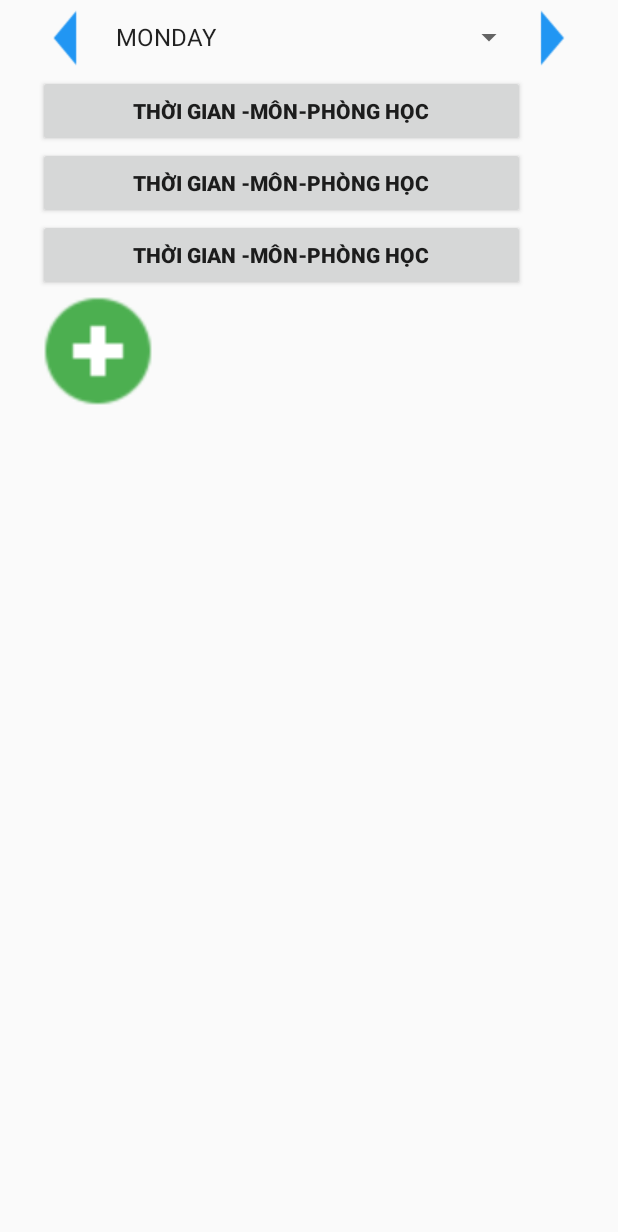
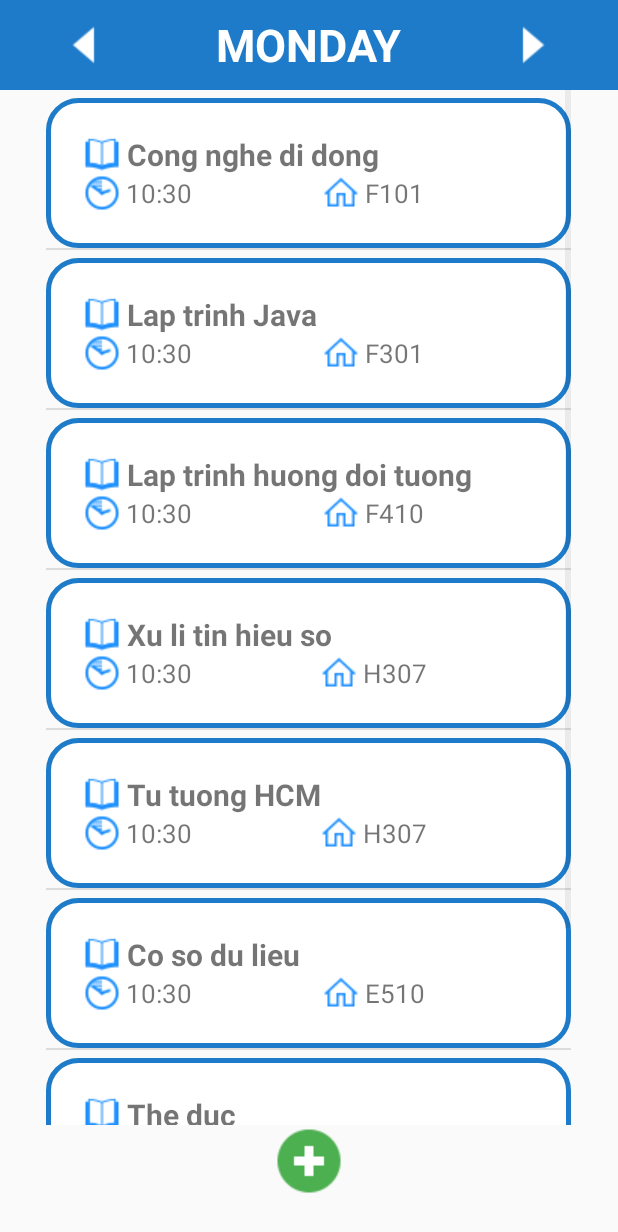
Before and after one commit to rocklee9/QuanLyThoiGianv2, an Android app: the thoi_khoa_bieu screen opened directly, with no data from a screen before it, on a phone screen of 412 x 824 dp. Shown: the top 1232 px of the screen. Run offline under Robolectric (Android 15) with nearby library versions, the phone set to English and light mode, and no system bars.

Commit message:
hoan sửa

```diff
--- /dev/null
+++ b/app/src/main/java/com/gameloft/pc/quanlythoigian/classPackage/CustomAdapter.java
@@ -0,0 +1,50 @@
+package com.gameloft.pc.quanlythoigian.classPackage;
+
+import android.content.Context;
+import android.support.annotation.LayoutRes;
+import android.support.annotation.NonNull;
+import android.support.annotation.Nullable;
+import android.text.Layout;
+import android.view.LayoutInflater;
+import android.view.View;
+import android.view.ViewGroup;
+import android.widget.ArrayAdapter;
+import android.widget.TextView;
+
+
+import com.gameloft.pc.quanlythoigian.R;
+
+import java.util.ArrayList;
+import java.util.List;
+
+/**
+ * Created by HOAN on 9/20/2017.
+ */
+
+public class CustomAdapter extends ArrayAdapter<monHoc> {
+    private Context context;
+    private int resource;
+    private ArrayList<monHoc> arrMonHoc;
+    public CustomAdapter(@NonNull Context context, @LayoutRes int resource, @NonNull ArrayList<monHoc> objects) {
+        super(context, resource, objects);
+        this.context = context;
+        this.resource = resource;
+        this.arrMonHoc = objects;
+    }
+
+    @NonNull
+    @Override
+    public View getView(int position, @Nullable View convertView, @NonNull ViewGroup parent) {
+        convertView = LayoutInflater.from(context).inflate(R.layout.dong_listview,parent,false);
+        TextView tvMonHoc = (TextView) convertView.findViewById(R.id.tvMonHoc);
+        TextView tvTime = (TextView) convertView.findViewById(R.id.tvTime);
+        TextView tvPhong = (TextView) convertView.findViewById(R.id.tvPhong);
+
+        monHoc monHoc = arrMonHoc.get(position);
+        tvMonHoc.setText(" "+monHoc.getTenMonHoc());
+        tvTime.setText(" "+monHoc.getThoiGian());
+        tvPhong.setText(" "+monHoc.getPhong());
+
+        return convertView;
+    }
+}
--- /dev/null
+++ b/app/src/main/java/com/gameloft/pc/quanlythoigian/classPackage/monHoc.java
@@ -0,0 +1,50 @@
+package com.gameloft.pc.quanlythoigian.classPackage;
+
+import java.text.SimpleDateFormat;
+import java.util.Date;
+import java.util.Locale;
+import java.util.Date;
+import java.util.Locale;
+
+/**
+ * Created by HOAN on 9/20/2017.
+ */
+
+public class monHoc {
+    private String tenMonHoc;
+    private String thoiGian;
+    private String phong;
+    Date date = new Date();
+    SimpleDateFormat dft = new SimpleDateFormat("HH:mm", Locale.getDefault());
+
+    public monHoc(String tenMonHoc, String thoiGian, String phong) {
+        this.tenMonHoc = tenMonHoc;
+        this.thoiGian = thoiGian;
+        this.phong = phong;
+    }
+
+    public String getTenMonHoc() {
+        return tenMonHoc;
+    }
+
+    public void setTenMonHoc(String tenMonHoc) {
+        this.tenMonHoc = tenMonHoc;
+    }
+
+    public String getThoiGian() {
+        thoiGian = dft.format(date);
+        return thoiGian;
+    }
+
+    public void setThoiGian(String thoiGian) {
+        this.thoiGian = thoiGian;
+    }
+
+    public String getPhong() {
+        return phong;
+    }
+
+    public void setPhong(String phong) {
+        this.phong = phong;
+    }
+}
--- a/app/src/main/java/com/gameloft/pc/quanlythoigian/thoi_khoa_bieu.java
+++ b/app/src/main/java/com/gameloft/pc/quanlythoigian/thoi_khoa_bieu.java
@@ -1,86 +1,99 @@
 package com.gameloft.pc.quanlythoigian;
 
 import android.content.Intent;
+import android.support.v7.app.AppCompatActivity;
 import android.os.Bundle;
-import android.support.v7.app.AppCompatActivity;
 import android.view.View;
 import android.widget.AdapterView;
-import android.widget.ArrayAdapter;
 import android.widget.Button;
-import android.widget.Spinner;
+import android.widget.ImageButton;
+import android.widget.ListView;
+
+
+import com.gameloft.pc.quanlythoigian.classPackage.CustomAdapter;
+import com.gameloft.pc.quanlythoigian.classPackage.monHoc;
+
+
+import java.util.ArrayList;
 
 public class thoi_khoa_bieu extends AppCompatActivity {
 
-    private Button btnapp,btn1,btn2,btn3;
-
-    //khai báo 3 cái này để làm spinner daylist
-    private Spinner spinnerDayList;
-    private ArrayAdapter<String> spinnerDayListAdapter;
-    private String []dayList;
+    Button btnLeft;
+    Button btnRight;
+    ImageButton btnAdd;
+    ListView lvMonHoc;
 
     @Override
-    protected void onCreate(Bundle savedInstanceState) {
+    protected void onCreate (Bundle savedInstanceState){
         super.onCreate(savedInstanceState);
         setContentView(R.layout.activity_thoi_khoa_bieu);
-        //btndaylist=(Button)findViewById(R.id.daylist);
-        btnapp=(Button)findViewById(R.id.btnapp);
 
-        btn1=(Button)findViewById(R.id.btn1);
-        btn2=(Button)findViewById(R.id.btn2);
-        btn3=(Button)findViewById(R.id.btn3);
+        lvMonHoc = (ListView) findViewById(R.id.lvMonHoc);
+        btnAdd = (ImageButton) findViewById(R.id.btnAdd);
 
-        /*btndaylist.setOnClickListener(new View.OnClickListener() {
+        ArrayList<monHoc> arrayList = new ArrayList<>();
+        monHoc monHoc1 = new monHoc("Cong nghe di dong", "9:09", "F101");
+        monHoc monHoc2 = new monHoc("Lap trinh Java", "9:14", "F301");
+        monHoc monHoc3 = new monHoc("Lap trinh huong doi tuong", "9:12", "F410");
+        monHoc monHoc4 = new monHoc("Xu li tin hieu so", "10:5", "H307");
+        monHoc monHoc5 = new monHoc("Tu tuong HCM", "10:5", "H307");
+        monHoc monHoc6 = new monHoc("Co so du lieu", "10:5", "E510");
+        monHoc monHoc7 = new monHoc("The duc", "10:5", "H307");
+        monHoc monHoc8 = new monHoc("Tu hoc", "10:5", "G892");
+
+        arrayList.add(monHoc1);
+        arrayList.add(monHoc2);
+        arrayList.add(monHoc3);
+        arrayList.add(monHoc4);
+        arrayList.add(monHoc5);
+        arrayList.add(monHoc6);
+        arrayList.add(monHoc7);
+        arrayList.add(monHoc8);
+        CustomAdapter customAdapter = new CustomAdapter(this, R.layout.dong_listview, arrayList);
+        lvMonHoc.setAdapter(customAdapter);
+
+        btnAdd.setOnClickListener(new View.OnClickListener() {
             @Override
-            public void onClick(View view) {
-                Intent daylist=new Intent(thoi_khoa_bieu.this,daylist.class);
-                startActivity(daylist);
-            }
-        });*/
+            public void onClick(View v) {
+                Intent intent = new Intent(thoi_khoa_bieu.this,editscr.class);
+                startActivityForResult(intent,2); //cho` ket qua tra ve tu editscr nhe !!!
+            }// bên editscr muốn biết là do bấm nút Add nên nhảy qua thì phải kiểm tra requestCode là 2 nhé
+        });
 
-        //spinner daylist
-        dayList=getResources().getStringArray(R.array.daylist);
-        spinnerDayList=(Spinner)findViewById(R.id.spinnerDayList);
-        spinnerDayListAdapter=new ArrayAdapter<String>(this, android.R.layout.simple_list_item_1, dayList);
-        spinnerDayList.setAdapter(spinnerDayListAdapter);
-        spinnerDayList.setOnItemSelectedListener(new AdapterView.OnItemSelectedListener() {
+        lvMonHoc.setOnItemClickListener(new AdapterView.OnItemClickListener() {
             @Override
-            public void onItemSelected(AdapterView<?> adapterView, View view, int i, long l) {
-                System.out.println("selected: "+dayList);
-            }
-
-            @Override
-            public void onNothingSelected(AdapterView<?> adapterView) {
-
+            public void onItemClick(AdapterView<?> parent, View view, int position, long id) {
+                Intent intent = new Intent(thoi_khoa_bieu.this,detailscr.class);
+                Bundle bundle = new Bundle();
+                bundle.putInt("pos",position); //gui sang vi tri cua mon dc chon --> de hien thi detail
+                intent.putExtra("MyPackage",bundle);//chứ ko có vị trí thì biết hiển thị detail của môn nào ?
+                startActivity(intent); // ko cần trả về dữ liệu, chỉ vào xem detail thôi.
             }
         });
 
-        btnapp.setOnClickListener(new View.OnClickListener() {
+        lvMonHoc.setOnItemLongClickListener(new AdapterView.OnItemLongClickListener() {
             @Override
-            public void onClick(View view) {
-                Intent editscr=new Intent(thoi_khoa_bieu.this,editscr.class);
-                startActivity(editscr);
-            }
-        });
-        btn1.setOnClickListener(new View.OnClickListener() {
-            @Override
-            public void onClick(View view) {
-                Intent detailscr=new Intent(thoi_khoa_bieu.this,detailscr.class);
-                startActivity(detailscr);
-            }
-        });
-        btn2.setOnClickListener(new View.OnClickListener() {
-            @Override
-            public void onClick(View view) {
-                Intent detailscr=new Intent(thoi_khoa_bieu.this,detailscr.class);
-                startActivity(detailscr);
-            }
-        });
-        btn3.setOnClickListener(new View.OnClickListener() {
-            @Override
-            public void onClick(View view) {
-                Intent detailscr=new Intent(thoi_khoa_bieu.this,detailscr.class);
-                startActivity(detailscr);
+            public boolean onItemLongClick(AdapterView<?> parent, View view, int position, long id) {
+                Intent intent = new Intent(thoi_khoa_bieu.this,editscr.class);
+                startActivityForResult(intent,3);
+                //tương tự, chỗ này chuyển qua editscr vs mã requestCode = 3 (để phân biệt vs nút bấm Add)
+                return false;
             }
         });
     }
+
+    @Override
+    protected void onActivityResult(int requestCode, int resultCode, Intent data) {
+        super.onActivityResult(requestCode, resultCode, data);
+        if(resultCode == 2){//kq trả về từ việc thêm thông tin
+            //lay thong tin tu editscr nhe (lay Monhoc, thoigian, phong de hien thi len listview)
+        }
+        if(resultCode == 3){//kq trả về từ việc sửa thông tin
+            //lấy thông tin từ editscr để hiển thị lên listview
+        }
+    }
 }
+
+//Tuy nhiên mình vẫn ko hiểu làm thế nào để editscr phân biệt được lúc mở nó lên là do nút Add
+//hay do bấm vào item trên ListView
+//AE suy nghĩ thử
--- a/app/src/main/res/drawable/title_color.xml
+++ /dev/null
@@ -1,4 +0,0 @@
-<?xml version="1.0" encoding="utf-8"?>
-<shape xmlns:android="http://schemas.android.com/apk/res/android">
-
-</shape>
--- /dev/null
+++ b/app/src/main/res/drawable/vientron.xml
@@ -0,0 +1,30 @@
+<?xml version="1.0" encoding="utf-8"?>
+<shape
+    xmlns:android="http://schemas.android.com/apk/res/android"
+    android:shape="rectangle">
+
+    <!-- Set màu nền-->
+    <solid
+        android:color="#FFFF" >
+    </solid>
+
+    <!-- đặt thuộc tính màu và độ rộng của đường viền -->
+    <stroke
+        android:width="3dp"
+        android:color="#1e7bc9" >
+    </stroke>
+
+    <!-- các thuộc tính căn chỉnh-->
+    <padding
+        android:left="10dp"
+        android:top="10dp"
+        android:right="10dp"
+        android:bottom="10dp" >
+    </padding>
+
+    <!-- và đây là bán kính đường tròn ở 4 góc -->
+    <corners
+        android:radius="20dp" >
+    </corners>
+
+</shape>
--- a/app/src/main/res/layout/activity_thoi_khoa_bieu.xml
+++ b/app/src/main/res/layout/activity_thoi_khoa_bieu.xml
@@ -1,122 +1,58 @@
 <?xml version="1.0" encoding="utf-8"?>
 <LinearLayout xmlns:android="http://schemas.android.com/apk/res/android"
-    android:orientation="vertical" android:layout_width="match_parent"
+    android:orientation="vertical"
+    android:layout_width="match_parent"
     android:layout_height="match_parent"
-    android:layout_marginRight="@dimen/edt_margin_right"
-    android:layout_marginLeft="@dimen/edt_margin_left"
     android:weightSum="1">
-
 
     <LinearLayout
         android:layout_width="match_parent"
-        android:layout_height="wrap_content"
-        android:weightSum="10">
+        android:layout_height="60dp"
+        android:orientation="horizontal"
+        android:gravity="center"
+        android:background="#1e7bc9">
 
-        <Button
-        android:id="@+id/imageButton"
-        android:layout_width="0dp"
-        android:layout_height="wrap_content"
-        android:layout_weight="1"
-        android:background="@drawable/left" />
+        <ImageButton
+            android:id="@+id/imgLeft"
+            android:layout_width="wrap_content"
+            android:layout_height="wrap_content"
+            android:layout_gravity="center"
+            android:background="@drawable/left" />
 
-        <!--<Button
-            android:id="@+id/daylist"
-            android:layout_width="0dp"
+        <TextView
+            android:id="@+id/tvDay"
+            android:layout_width="250dp"
+            android:layout_height="match_parent"
+            android:gravity="center"
+            android:text="MONDAY"
+            android:textColor="@color/white"
+            android:textSize="30dp"
+            android:textStyle="bold"/>
+
+        <ImageButton
+            android:id="@+id/imgRight"
+            android:layout_width="wrap_content"
             android:layout_height="wrap_content"
-            android:layout_weight="8"
-            android:text="MONDAY"
-            android:textStyle="bold" />-->
-        <Spinner
-            android:id="@+id/spinnerDayList"
-            android:layout_width="0dp"
-            android:layout_height="50dp"
-            android:layout_weight="8"
-            android:gravity="center">
-        </Spinner>
-
-        <Button
-        android:id="@+id/imageButton2"
-        android:layout_width="0dp"
-        android:layout_height="wrap_content"
-        android:layout_weight="1"
-        android:background="@drawable/right" />
-    </LinearLayout>
-
-
-    <LinearLayout
-        android:layout_width="match_parent"
-        android:layout_height="wrap_content"
-        android:weightSum="10">
-
-        <Button
-            android:id="@+id/btn1"
-            android:layout_width="0dp"
-            android:layout_height="wrap_content"
-            android:layout_weight="9"
-            android:text="THỜI GIAN -MÔN-PHÒNG HỌC"
-            android:textStyle="bold" />
-
-        <!--<Button-->
-            <!--android:id="@+id/note1"-->
-            <!--android:layout_width="0dp"-->
-            <!--android:layout_height="40dp"-->
-            <!--android:background="@drawable/note"-->
-            <!--android:layout_weight="1"/>-->
-
-    </LinearLayout>
-
-    <LinearLayout
-        android:layout_width="match_parent"
-        android:layout_height="wrap_content"
-        android:weightSum="10">
-
-        <Button
-            android:id="@+id/btn2"
-            android:layout_width="0dp"
-            android:layout_height="wrap_content"
-            android:layout_weight="9"
-            android:text="THỜI GIAN -MÔN-PHÒNG HỌC"
-            android:textStyle="bold" />
-        <!--<Button-->
-            <!--android:id="@+id/note2"-->
-            <!--android:layout_width="0dp"-->
-            <!--android:layout_height="40dp"-->
-            <!--android:background="@drawable/note"-->
-            <!--android:layout_weight="1"/>-->
-
-    </LinearLayout>
-
-    <LinearLayout
-        android:layout_width="match_parent"
-        android:layout_height="wrap_content"
-        android:weightSum="10">
-
-        <Button
-            android:id="@+id/btn3"
-            android:layout_width="0dp"
-            android:layout_height="wrap_content"
-            android:layout_weight="9"
-            android:text="THỜI GIAN -MÔN-PHÒNG HỌC"
-            android:textStyle="bold" />
-        <!--<Button-->
-            <!--android:id="@+id/note3"-->
-            <!--android:layout_width="0dp"-->
-            <!--android:layout_height="40dp"-->
-            <!--android:background="@drawable/note"-->
-            <!--android:layout_weight="1"/>-->
-
+            android:layout_gravity="center"
+            android:background="@drawable/right" />
     </LinearLayout>
 
 
 
-        <Button
-            android:id="@+id/btnapp"
-            android:layout_width="@dimen/icon_width"
-            android:layout_height="@dimen/icon_hight"
-            android:background="@drawable/plus_icon"
-            android:layout_alignParentBottom="true"
-            android:layout_alignParentLeft="true"
-            android:layout_alignParentStart="true" />
+    <ListView
+        android:id="@+id/lvMonHoc"
+        android:layout_width="350dp"
+        android:layout_height="395dp"
+        android:layout_gravity="center_horizontal"
+        android:layout_weight="0.92">
+    </ListView>
+
+    <ImageButton
+        android:id="@+id/btnAdd"
+        android:layout_width="wrap_content"
+        android:layout_height="wrap_content"
+        android:layout_gravity="center"
+        android:background="@drawable/plus_icon"/>
 
 
 
--- /dev/null
+++ b/app/src/main/res/layout/dong_listview.xml
@@ -0,0 +1,55 @@
+<?xml version="1.0" encoding="utf-8"?>
+<LinearLayout xmlns:android="http://schemas.android.com/apk/res/android"
+    android:orientation="vertical"
+    android:layout_width="match_parent"
+    android:layout_height="wrap_content">
+
+    <TextView
+        android:layout_width="match_parent"
+        android:layout_height="5dp"/>
+
+    <LinearLayout
+        android:orientation="vertical"
+        android:layout_width="350dp"
+        android:layout_height="100dp"
+        android:background="@drawable/vientron"
+        android:layout_gravity="center_horizontal"
+        android:gravity="center_vertical">
+
+        <TextView
+            android:id="@+id/tvMonHoc"
+            android:layout_width="wrap_content"
+            android:layout_height="wrap_content"
+            android:textSize="20sp"
+            android:text="Mon hoc"
+            android:layout_marginLeft="15dp"
+            android:textStyle="bold"
+            android:drawableLeft="@drawable/book"/>
+
+        <LinearLayout
+            android:layout_width="match_parent"
+            android:layout_height="wrap_content"
+            android:orientation="horizontal"
+            android:layout_marginLeft="15dp">
+            <TextView
+                android:id="@+id/tvTime"
+                android:layout_width="wrap_content"
+                android:layout_height="wrap_content"
+                android:text="Thoi gian:"
+                android:textSize="17sp"
+                android:drawableLeft="@drawable/time"
+                android:layout_weight="1"/>
+            <TextView
+                android:id="@+id/tvPhong"
+                android:layout_width="wrap_content"
+                android:layout_height="wrap_content"
+                android:text="Phong: "
+                android:textSize="17sp"
+                android:drawableLeft="@drawable/home"
+                android:layout_weight="1"/>
+        </LinearLayout>
+
+
+    </LinearLayout>
+
+</LinearLayout>
```
Also changed, not shown: app/src/main/res/drawable/book.png (added), app/src/main/res/drawable/home.png (added), app/src/main/res/drawable/icons8_left.png (added), app/src/main/res/drawable/icons8_right.png (added), app/src/main/res/drawable/left.png, app/src/main/res/drawable/right.png, app/src/main/res/drawable/time.png (added).
